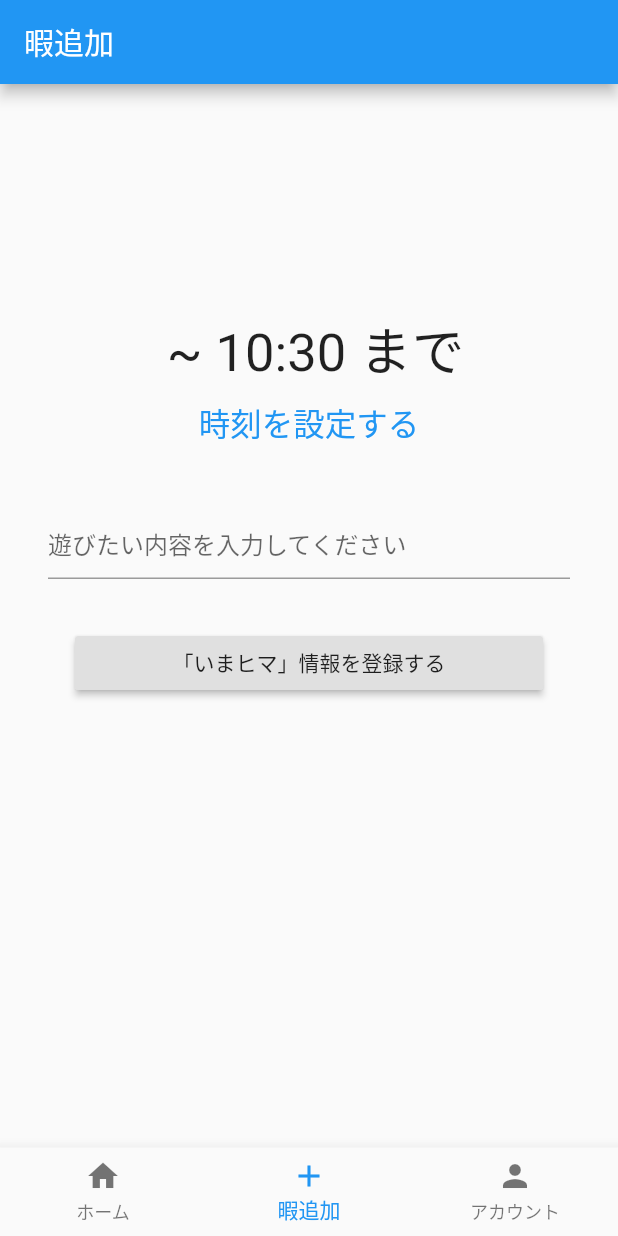
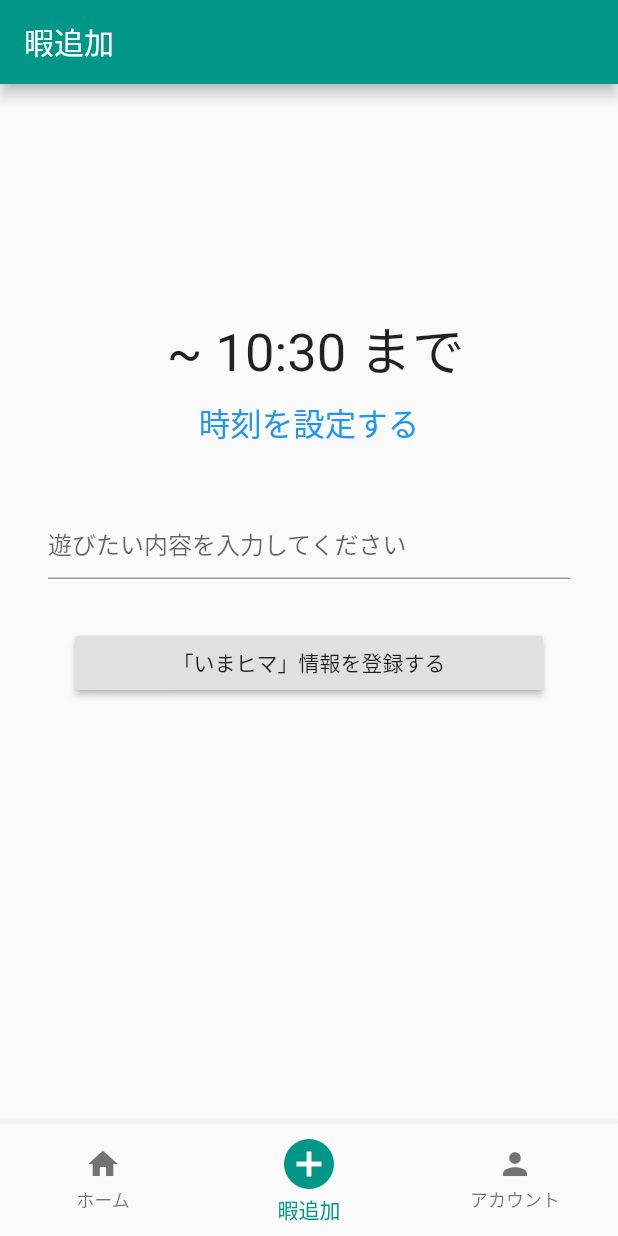
Before and after one commit to okomeee/imahima, a Flutter app: the TabMain screen opened directly, item 2 of the bottom bar chosen, on a phone screen of 412 x 824 dp. Run offline on Flutter 3.47's test engine with Material 2 defaults, Android fonts, the phone set to English and light mode, and no system bars; our stand-ins replace flutter_datetime_picker; network calls fail.

Commit message:
Change bottomtab color only oh yeah

```diff
--- a/lib/main.dart
+++ b/lib/main.dart
@@ -25,7 +25,9 @@ class App extends StatelessWidget {
         '/singup': (_) => new SignUp(),
         '/friend': (_) => new FriendForm(),
       },
-      // theme: new ThemeData.dark(),
+      theme: new ThemeData(
+        primaryColor: Colors.teal
+      ),
     );
   }
 }
--- a/lib/tab_main.dart
+++ b/lib/tab_main.dart
@@ -42,7 +42,7 @@ class _TabMainState extends State<TabMain> {
       bottomNavigationBar: BottomNavigationBar(
         type: BottomNavigationBarType.fixed,
         currentIndex: _currentIndex,
-        fixedColor: Colors.blue,
+        selectedItemColor : Colors.teal,
         onTap:(int index) {
           setState(() {
             _currentIndex= index;
@@ -56,7 +56,10 @@ class _TabMainState extends State<TabMain> {
             title: new Text('ホーム'),
           ),
           BottomNavigationBarItem(
-            icon: new Icon(Icons.add),
+            icon: new Icon(
+              Icons.add_circle,
+              size: 40.0,
+            ),
             title: new Text('暇追加'),
           ),
           BottomNavigationBarItem(
--- a/lib/tabs/hima_form.dart
+++ b/lib/tabs/hima_form.dart
@@ -73,9 +73,11 @@ class _HimaForm extends State<HimaForm> {
     // 認証用Tokenをデバイスから変数(_token)に保存
     _tokenStorage.readToken().then((String token) {
       setState(() {
-        //if (token.length > 0) {
-          _token = token;
-        //}
+        if (token.length > 5) {
+          List d = token.split('/////');
+          // Tokenを取得
+          _token = d[0];
+        }
       });
     });
   }
@@ -89,7 +91,7 @@ class _HimaForm extends State<HimaForm> {
                 date.timeZoneOffset.inHours.toString());
           }, onConfirm: (date) {
             setState(() {
-              formattedDate = DateFormat('y-M-d kk:mm').format(date);
+              formattedDate = DateFormat('y-MM-d kk:mm').format(date);
               print(formattedDate);
             });
             debugPrint('change $date');
```
